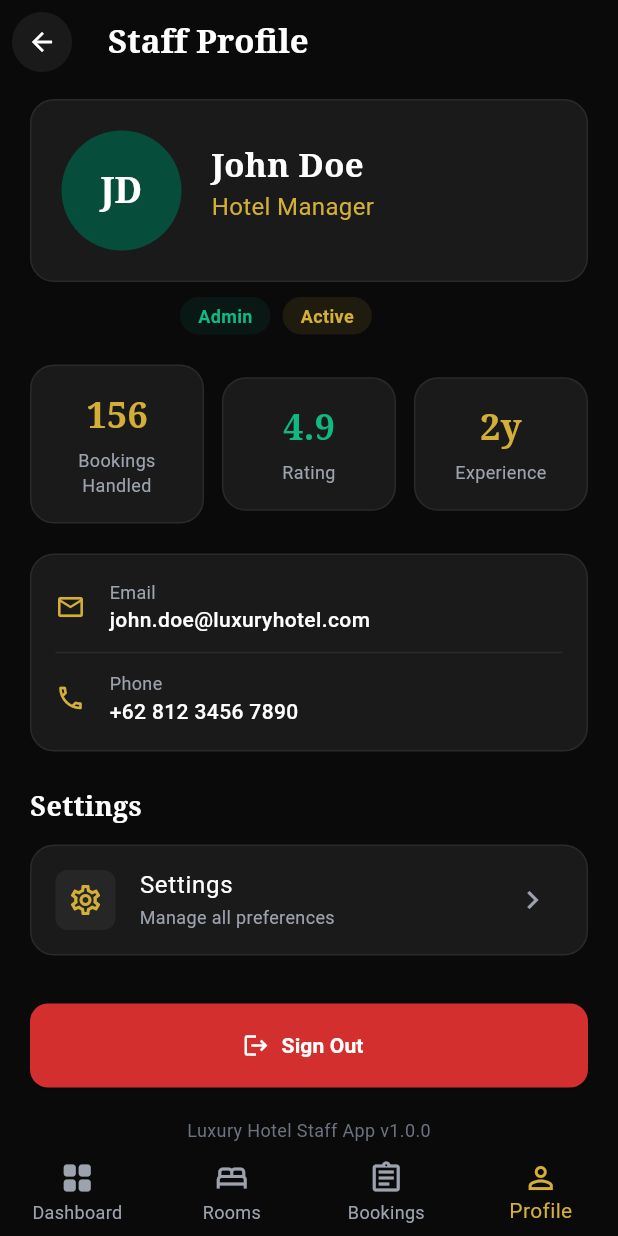
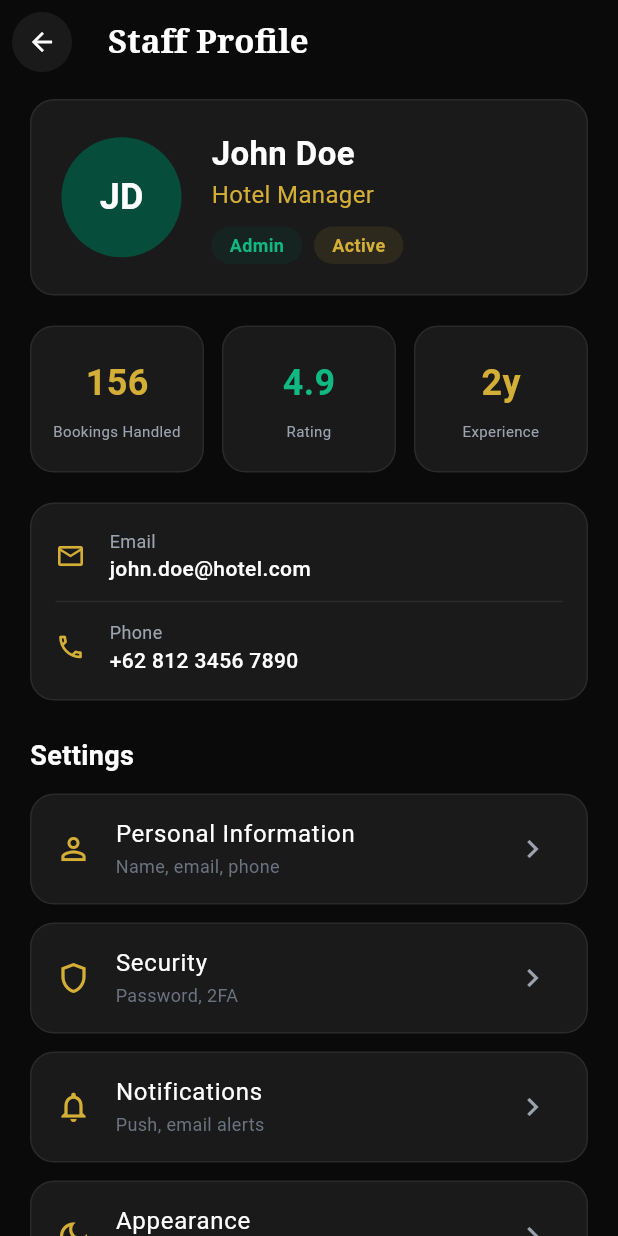
Before and after one commit to Xyroine/MobileProgrammingKelompok1, a Flutter app: the ProfileScreen screen opened directly, on a phone screen of 412 x 824 dp. Run offline on Flutter 3.47's test engine with Material 3 defaults, Android fonts, the phone set to English and light mode, and no system bars; network calls fail.

Commit message:
Profile, Room, and Booking Fixed

```diff
--- a/lib/screens/staff/profile_screen.dart
+++ b/lib/screens/staff/profile_screen.dart
@@ -1,5 +1,6 @@
 import 'package:flutter/material.dart';
-import '../../theme/app_theme.dart'; // Pastikan path ini benar
+import '../../theme/app_theme.dart';
+import 'staff_main_screen.dart';
 
 class ProfileScreen extends StatelessWidget {
   const ProfileScreen({super.key});
@@ -7,14 +8,19 @@ class ProfileScreen extends StatelessWidget {
   @override
   Widget build(BuildContext context) {
     return Scaffold(
-      backgroundColor: AppTheme.darkBackground, // Menggunakan AppTheme
+      backgroundColor: AppTheme.darkBackground,
       appBar: AppBar(
         backgroundColor: Colors.transparent,
         elevation: 0,
         leading: Padding(
           padding: const EdgeInsets.all(8.0),
           child: GestureDetector(
-            onTap: () => Navigator.pop(context),
+            onTap: () {
+              Navigator.pushReplacement(
+                context,
+                MaterialPageRoute(builder: (context) => const StaffMainScreen()),
+              );
+            },
             child: const CircleAvatar(
               backgroundColor: AppTheme.cardBackground,
               child: Icon(Icons.arrow_back, color: Colors.white, size: 20),
@@ -23,11 +29,7 @@ class ProfileScreen extends StatelessWidget {
         ),
         title: const Text(
           'Staff Profile',
-          style: TextStyle(
-            color: Colors.white,
-            fontWeight: FontWeight.bold,
-            fontFamily: 'serif',
-          ),
+          style: TextStyle(color: Colors.white, fontWeight: FontWeight.bold, fontFamily: 'serif'),
         ),
       ),
       body: SingleChildScrollView(
@@ -35,7 +37,7 @@ class ProfileScreen extends StatelessWidget {
         child: Column(
           crossAxisAlignment: CrossAxisAlignment.start,
           children: [
-            // Header Card
+            // --- SECTION 1: HEADER ---
             Container(
               padding: const EdgeInsets.all(20),
               decoration: BoxDecoration(
@@ -48,52 +50,32 @@ class ProfileScreen extends StatelessWidget {
                   const CircleAvatar(
                     radius: 40,
                     backgroundColor: AppTheme.emeraldGreen,
-                    child: Text(
-                      'JD',
-                      style: TextStyle(
-                        fontSize: 24,
-                        color: Colors.white,
-                        fontWeight: FontWeight.bold,
-                        fontFamily: 'serif',
-                      ),
-                    ),
+                    child: Text('JD', style: TextStyle(fontSize: 24, color: Colors.white, fontWeight: FontWeight.bold)),
                   ),
                   const SizedBox(width: 20),
-                  const Column(
-                    crossAxisAlignment: CrossAxisAlignment.start,
-                    children: [
-                      Text(
-                        'John Doe',
-                        style: TextStyle(
-                          fontSize: 22,
-                          color: Colors.white,
-                          fontWeight: FontWeight.bold,
-                          fontFamily: 'serif',
+                  Expanded(
+                    child: Column(
+                      crossAxisAlignment: CrossAxisAlignment.start,
+                      children: [
+                        const Text('John Doe', style: TextStyle(fontSize: 22, color: Colors.white, fontWeight: FontWeight.bold)),
+                        const Text('Hotel Manager', style: TextStyle(color: AppTheme.goldAccent, fontSize: 16)),
+                        const SizedBox(height: 10),
+                        Row(
+                          children: [
+                            _buildBadge('Admin', AppTheme.emeraldGreen.withOpacity(0.2), AppTheme.emeraldLight),
+                            const SizedBox(width: 8),
+                            _buildBadge('Active', AppTheme.goldAccent.withOpacity(0.1), AppTheme.goldAccent),
+                          ],
                         ),
-                      ),
-                      Text(
-                        'Hotel Manager',
-                        style: TextStyle(color: AppTheme.goldAccent, fontSize: 16),
-                      ),
-                      SizedBox(height: 10),
-                    ],
+                      ],
+                    ),
                   ),
                 ],
               ),
             ),
-            const SizedBox(height: 10),
-            // Badges dipisah agar rapi
-            Row(
-              children: [
-                const SizedBox(width: 100), // Penyesuaian posisi agar sejajar teks
-                _buildBadge('Admin', AppTheme.emeraldGreen.withOpacity(0.2), AppTheme.emeraldLight),
-                const SizedBox(width: 8),
-                _buildBadge('Active', AppTheme.goldAccent.withOpacity(0.1), AppTheme.goldAccent),
-              ],
-            ),
             const SizedBox(height: 20),
 
-            // Statistics Row
+            // --- SECTION 2: STATISTICS ---
             Row(
               children: [
                 Expanded(child: _buildStatCard('156', 'Bookings Handled', AppTheme.goldAccent)),
@@ -105,7 +87,7 @@ class ProfileScreen extends StatelessWidget {
             ),
             const SizedBox(height: 20),
 
-            // Contact Info
+            // --- SECTION 3: CONTACT INFO ---
             Container(
               padding: const EdgeInsets.all(16),
               decoration: BoxDecoration(
@@ -115,7 +97,7 @@ class ProfileScreen extends StatelessWidget {
               ),
               child: Column(
                 children: [
-                  _buildContactItem(Icons.email_outlined, 'Email', 'john.doe@luxuryhotel.com'),
+                  _buildContactItem(Icons.email_outlined, 'Email', 'john.doe@hotel.com'),
                   const Divider(color: AppTheme.borderColor, height: 24),
                   _buildContactItem(Icons.phone_outlined, 'Phone', '+62 812 3456 7890'),
                 ],
@@ -123,36 +105,16 @@ class ProfileScreen extends StatelessWidget {
             ),
             const SizedBox(height: 24),
 
-            const Text(
-              'Settings',
-              style: TextStyle(color: Colors.white, fontSize: 18, fontWeight: FontWeight.bold, fontFamily: 'serif'),
-            ),
+            // --- SECTION 4: SETTINGS ---
+            const Text('Settings', style: TextStyle(color: Colors.white, fontSize: 18, fontWeight: FontWeight.bold)),
             const SizedBox(height: 12),
+            _buildSettingsTile(Icons.person_outline, 'Personal Information', 'Name, email, phone'),
+            _buildSettingsTile(Icons.shield_outlined, 'Security', 'Password, 2FA'),
+            _buildSettingsTile(Icons.notifications_none_outlined, 'Notifications', 'Push, email alerts'),
+            _buildSettingsTile(Icons.dark_mode_outlined, 'Appearance', 'Theme, display'),
 
-            // Settings Tile
-            Container(
-              decoration: BoxDecoration(
-                color: AppTheme.cardBackground,
-                borderRadius: BorderRadius.circular(16),
-                border: Border.all(color: AppTheme.borderColor),
-              ),
-              child: ListTile(
-                leading: Container(
-                  padding: const EdgeInsets.all(8),
-                  decoration: BoxDecoration(
-                    color: Colors.white.withOpacity(0.05),
-                    borderRadius: BorderRadius.circular(8),
-                  ),
-                  child: const Icon(Icons.settings_outlined, color: AppTheme.goldAccent),
-                ),
-                title: const Text('Settings', style: TextStyle(color: Colors.white)),
-                subtitle: const Text('Manage all preferences', style: TextStyle(color: AppTheme.textGray, fontSize: 12)),
-                trailing: const Icon(Icons.chevron_right, color: AppTheme.textGray),
-              ),
-            ),
             const SizedBox(height: 32),
-
-            // Logout Button
+            // Sign Out Button
             SizedBox(
               width: double.infinity,
               height: 56,
@@ -163,32 +125,19 @@ class ProfileScreen extends StatelessWidget {
                 style: ElevatedButton.styleFrom(
                   backgroundColor: const Color(0xFFD32F2F),
                   foregroundColor: Colors.white,
-                  shape: RoundedRectangleBorder(borderRadius: BorderRadius.circular(12)),
+                  shape: RoundedRectangleBorder(borderRadius: BorderRadius.circular(16)),
                 ),
               ),
             ),
-            const SizedBox(height: 20),
-            const Center(child: Text('Luxury Hotel Staff App v1.0.0', style: TextStyle(color: AppTheme.textDarkGray, fontSize: 12))),
+            const SizedBox(height: 40),
           ],
         ),
-      ),
-      bottomNavigationBar: BottomNavigationBar(
-        backgroundColor: AppTheme.darkBackground,
-        type: BottomNavigationBarType.fixed,
-        selectedItemColor: AppTheme.goldAccent,
-        unselectedItemColor: AppTheme.textGray,
-        currentIndex: 3,
-        items: const [
-          BottomNavigationBarItem(icon: Icon(Icons.grid_view_rounded), label: 'Dashboard'),
-          BottomNavigationBarItem(icon: Icon(Icons.bed_outlined), label: 'Rooms'),
-          BottomNavigationBarItem(icon: Icon(Icons.assignment_outlined), label: 'Bookings'),
-          BottomNavigationBarItem(icon: Icon(Icons.person_outline), label: 'Profile'),
-        ],
       ),
     );
   }
 
-  // Helper Widgets
+  // --- HELPER METHODS (Harus di dalam class ProfileScreen) ---
+
   Widget _buildBadge(String text, Color bgColor, Color textColor) {
     return Container(
       padding: const EdgeInsets.symmetric(horizontal: 12, vertical: 4),
@@ -199,7 +148,7 @@ class ProfileScreen extends StatelessWidget {
 
   Widget _buildStatCard(String value, String label, Color vColor) {
     return Container(
-      padding: const EdgeInsets.all(16),
+      padding: const EdgeInsets.symmetric(vertical: 20, horizontal: 8),
       decoration: BoxDecoration(
         color: AppTheme.cardBackground,
         borderRadius: BorderRadius.circular(16),
@@ -207,9 +156,9 @@ class ProfileScreen extends StatelessWidget {
       ),
       child: Column(
         children: [
-          Text(value, style: TextStyle(color: vColor, fontSize: 24, fontWeight: FontWeight.bold, fontFamily: 'serif')),
-          const SizedBox(height: 4),
-          Text(label, textAlign: TextAlign.center, style: const TextStyle(color: AppTheme.textGray, fontSize: 12)),
+          Text(value, style: TextStyle(color: vColor, fontSize: 24, fontWeight: FontWeight.bold)),
+          const SizedBox(height: 8),
+          Text(label, textAlign: TextAlign.center, style: const TextStyle(color: AppTheme.textGray, fontSize: 10)),
         ],
       ),
     );
@@ -230,4 +179,21 @@ class ProfileScreen extends StatelessWidget {
       ],
     );
   }
-}
+
+  Widget _buildSettingsTile(IconData icon, String title, String subtitle) {
+    return Container(
+      margin: const EdgeInsets.only(bottom: 12),
+      decoration: BoxDecoration(
+        color: AppTheme.cardBackground,
+        borderRadius: BorderRadius.circular(16),
+        border: Border.all(color: AppTheme.borderColor),
+      ),
+      child: ListTile(
+        leading: Icon(icon, color: AppTheme.goldAccent),
+        title: Text(title, style: const TextStyle(color: Colors.white)),
+        subtitle: Text(subtitle, style: const TextStyle(color: AppTheme.textDarkGray, fontSize: 12)),
+        trailing: const Icon(Icons.chevron_right, color: AppTheme.textGray),
+      ),
+    );
+  }
+} // AKHIR DARI KELAS PROFIL
--- a/lib/screens/staff/staff_main_screen.dart
+++ b/lib/screens/staff/staff_main_screen.dart
@@ -45,7 +45,7 @@ class _StaffMainScreenState extends State<StaffMainScreen> {
           StaffDashboardContent(onNavigate: _navigateFromDashboard),
           const RoomManagementScreen(),
           const BookingScreen(),
-          const ProfileContent(),
+          ProfileScreen(),
         ],
       ),
       bottomNavigationBar: BottomNavigationBar(
@@ -108,7 +108,7 @@ class StaffDashboardContent extends StatelessWidget {
                     ),
                     SizedBox(height: 4),
                     Text(
-                      'Admin Panel',
+                      'Admin 01',
                       style: TextStyle(
                         fontSize: 28,
                         fontWeight: FontWeight.bold,
@@ -144,7 +144,7 @@ class StaffDashboardContent extends StatelessWidget {
             ),
             const SizedBox(height: 8),
             const Text(
-              'Friday, December 13, 2024',
+              'Friday, December 19, 2025',
               style: TextStyle(fontSize: 12, color: AppTheme.textGray),
             ),
             const SizedBox(height: 24),
```
Also changed, not shown: lib/screens/staff/booking_screen.dart (+63 -20 lines), lib/screens/staff/room_screen.dart (+16 -13 lines).
